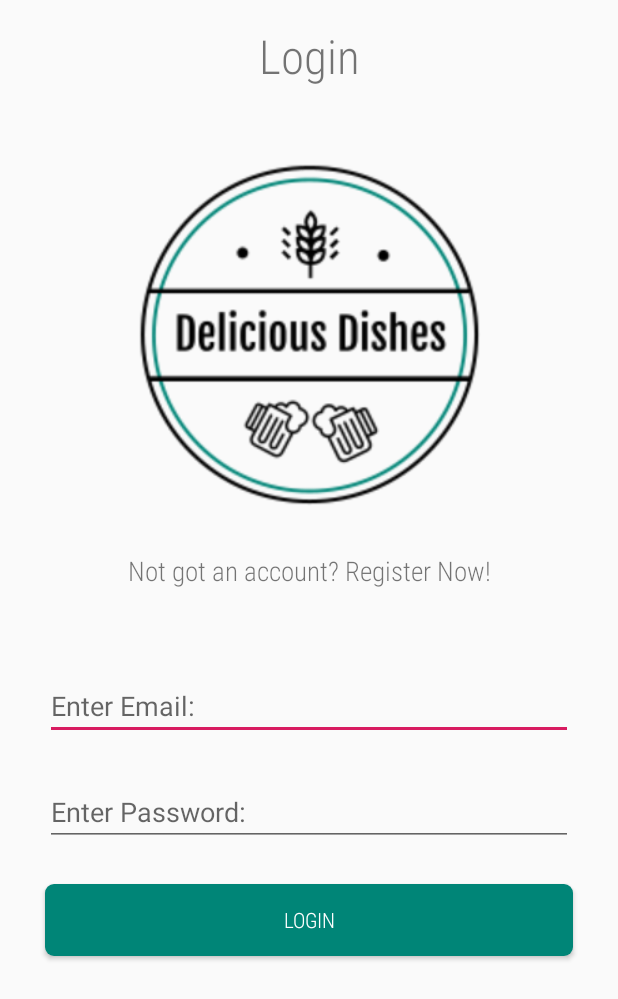
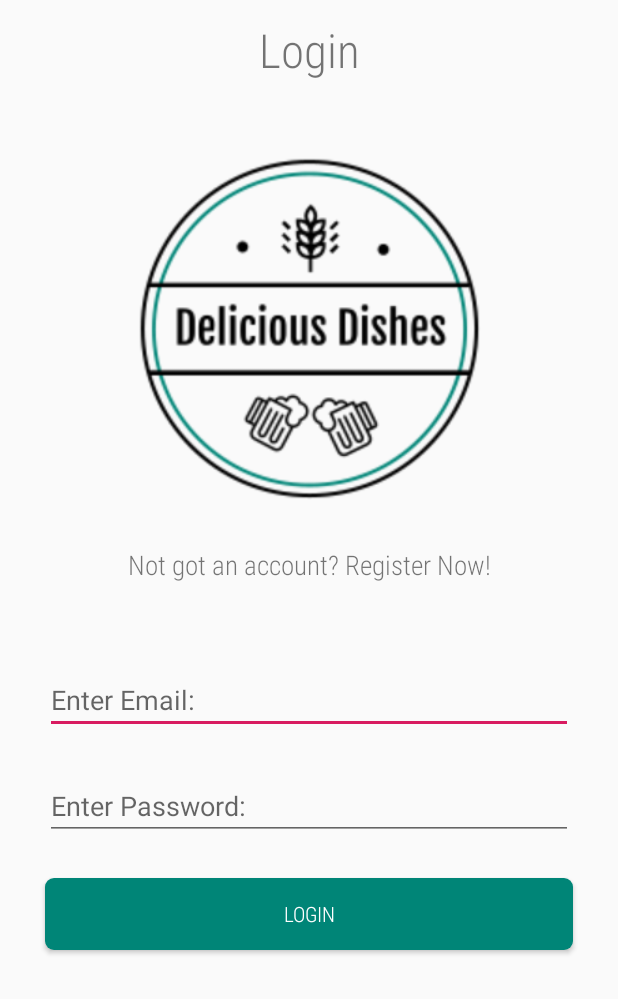
Before and after one commit to Lbannon98/Mobile-Application-Development-Android-App, an Android app: the LoginActivity screen opened directly, with no data from a screen before it, on a phone screen of 412 x 824 dp. Shown: the top 999 px of the screen. Run offline under Robolectric (Android 15) with nearby library versions, the phone set to English and light mode, and no system bars; our stand-ins replace Firebase (no records; nobody signed in at launch, a user with empty details on screens opened directly); 1 statement that could not run was skipped.

Commit message:
Small constraint fix

```diff
--- a/app/src/main/res/layout/activity_login.xml
+++ b/app/src/main/res/layout/activity_login.xml
@@ -10,7 +10,7 @@
         android:id="@+id/login_title"
         android:layout_width="match_parent"
         android:layout_height="wrap_content"
-        android:layout_marginTop="16dp"
+        android:layout_marginTop="12dp"
         android:fontFamily="sans-serif-condensed-light"
         android:text="@string/login"
         android:textAlignment="center"
--- a/app/src/main/res/layout/activity_register.xml
+++ b/app/src/main/res/layout/activity_register.xml
@@ -11,7 +11,7 @@
         android:layout_height="wrap_content"
         android:layout_marginStart="30dp"
         android:layout_marginLeft="30dp"
-        android:layout_marginTop="15dp"
+        android:layout_marginTop="20dp"
         android:layout_marginEnd="30dp"
         android:layout_marginRight="30dp"
         android:fontFamily="sans-serif-condensed-light"
```
